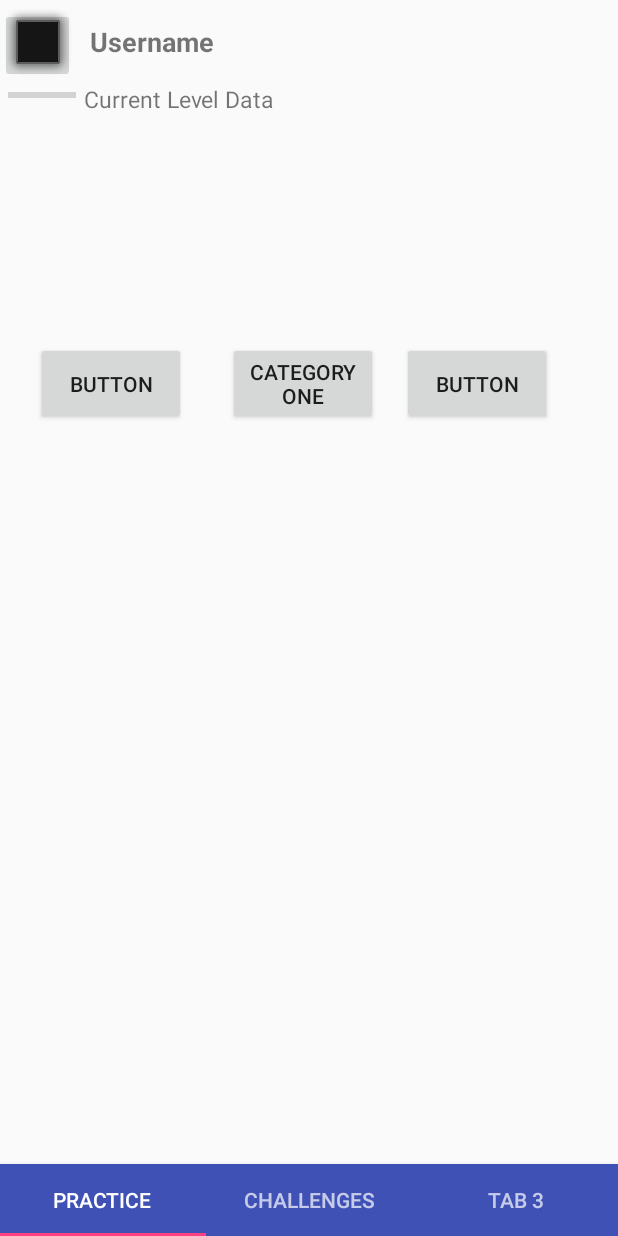
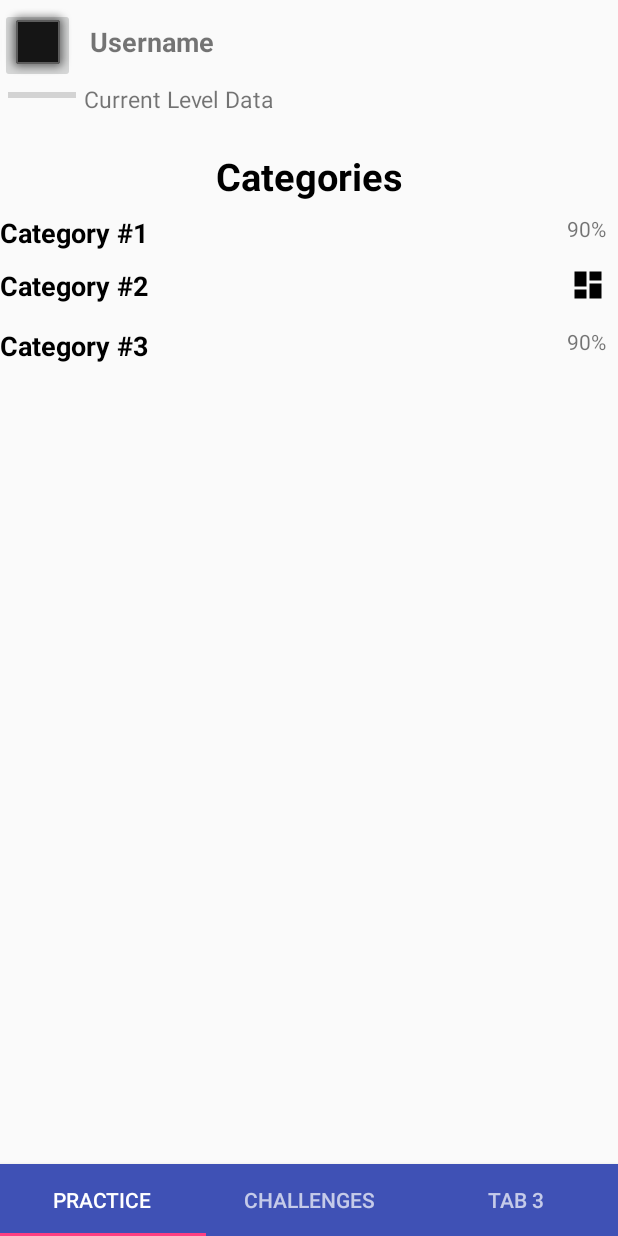
Before and after one commit to ARWongQ/SimpleQuestionsProject, an Android app: the screen it shows after launch (MainActivity), on a phone screen of 412 x 824 dp. Run offline under Robolectric (Android 15) with nearby library versions, the phone set to English and light mode, and no system bars.

Commit message:
implemented categories

```diff
--- /dev/null
+++ b/app/src/main/java/com/armz/simplequestions/Category.java
@@ -0,0 +1,33 @@
+package com.armz.simplequestions;
+
+/**
+ * Created by augustowong on 12/13/17.
+ */
+
+public class Category {
+    private String name;
+    private Boolean hasPermission;
+
+
+    //Constructor
+    public Category(String name, Boolean hasPermission) {
+        this.name = name;
+        this.hasPermission = hasPermission;
+    }
+
+    public String getName() {
+        return name;
+    }
+
+    public void setName(String name) {
+        this.name = name;
+    }
+
+    public Boolean getHasPermission() {
+        return hasPermission;
+    }
+
+    public void setHasPermission(Boolean hasPermission) {
+        this.hasPermission = hasPermission;
+    }
+}
--- /dev/null
+++ b/app/src/main/java/com/armz/simplequestions/CategoryListFragment.java
@@ -0,0 +1,133 @@
+package com.armz.simplequestions;
+
+import android.support.v4.app.Fragment;
+
+import android.content.Intent;
+import android.os.Bundle;
+import android.support.v4.app.Fragment;
+import android.support.v7.widget.LinearLayoutManager;
+import android.support.v7.widget.RecyclerView;
+import android.view.LayoutInflater;
+import android.view.View;
+import android.view.ViewGroup;
+import android.widget.ImageView;
+import android.widget.TextView;
+import android.widget.Toast;
+
+import java.util.ArrayList;
+import java.util.List;
+/**
+ * Created by augustowong on 12/13/17.
+ */
+
+public class CategoryListFragment  extends Fragment {
+    private RecyclerView mCategoryRecyclerView;
+    private CategoryAdapter mAdapter;
+
+    @Override
+    public View onCreateView(LayoutInflater inflater, ViewGroup container, Bundle savedInstanceState){
+        //inflate the view
+        View view = inflater.inflate(R.layout.fragment_category_list, container, false);
+
+        mCategoryRecyclerView = (RecyclerView) view.findViewById(R.id.category_recycler_view);
+
+        //Recycler view requires a Layout Manager to work
+        mCategoryRecyclerView.setLayoutManager(new LinearLayoutManager(getActivity()));
+
+        updateUI();
+
+        return view;
+    }
+
+
+    private void updateUI(){
+
+        List<Category> categories = new ArrayList<Category>();
+        Category cur;
+        String cat;
+        for(int i= 1; i < 4; i++){
+            cat = "Category #" + i;
+            cur = new Category(cat, i%2==0);
+            categories.add(cur);
+        }
+
+
+
+        mAdapter = new CategoryAdapter(categories);
+        mCategoryRecyclerView.setAdapter(mAdapter);
+    }
+
+
+    //VIEW_HOLDER  (Detects presses)
+    private class CategoryHolder extends RecyclerView.ViewHolder implements View.OnClickListener{
+        //Parts of the widget
+        private TextView mDescriptionTextView;
+        private TextView mProgressTextView;
+        private ImageView mDoneAccomplishment;
+
+
+        private Category mCategory;
+
+
+        public CategoryHolder(LayoutInflater inflater, ViewGroup parent){
+
+            super(inflater.inflate(R.layout.list_item_accomplishment,parent,false));
+            itemView.setOnClickListener(this);
+
+            mDescriptionTextView = (TextView) itemView.findViewById(R.id.accomplishment_description);
+            mProgressTextView= (TextView) itemView.findViewById(R.id.accomplishmentPercentage);
+            mDoneAccomplishment = (ImageView) itemView.findViewById(R.id.accomplishmentDone);
+        }
+
+
+        public void bind(Category category){
+            mCategory = category;
+            mDescriptionTextView.setText(mCategory.getName());
+            mProgressTextView.setText(mCategory.getHasPermission()? " " :"90%");
+            mDoneAccomplishment.setVisibility(mCategory.getHasPermission()? View.VISIBLE : View.GONE);
+
+        }
+
+        @Override
+        public void onClick(View view){
+            if(mCategory.getHasPermission()){
+                //Method from the other activity to pass the data
+                Intent intent = QuestionActivity.newIntent(CategoryListFragment.this.getContext() , mCategory.getName());
+                startActivity(intent);
+            }
+            Toast.makeText(getActivity(),"Please Buy on the Store", Toast.LENGTH_SHORT).show();
+
+
+        }
+    }
+
+    //ADAPTER
+    private class CategoryAdapter extends RecyclerView.Adapter<CategoryHolder>{
+        private List<Category> mCategories;
+
+        public CategoryAdapter(List<Category> categories){
+            mCategories = categories;
+        }
+
+        //Called whenever there is a need of a new ViewHolder to display an item with
+        @Override
+        public CategoryHolder onCreateViewHolder(ViewGroup parent, int viewType) {
+            LayoutInflater layoutInflater = LayoutInflater.from(getActivity());
+
+            return new CategoryHolder(layoutInflater, parent);
+        }
+
+        @Override
+        public void onBindViewHolder(CategoryHolder holder, int position) {
+            Category category = mCategories.get(position);
+            //binds it with the widget
+            holder.bind(category);
+        }
+
+        @Override
+        public int getItemCount() {
+            return mCategories.size();
+        }
+    }
+
+}
--- a/app/src/main/java/com/armz/simplequestions/MainActivity.java
+++ b/app/src/main/java/com/armz/simplequestions/MainActivity.java
@@ -95,15 +95,15 @@ public class MainActivity extends AppCompatActivity {
             //Returns the desired fragment
             switch (position){
                 case 0:
-                   Tab1Practice tab1 = new Tab1Practice();
-                   return tab1;
+                    CategoryListFragment tab1 = new CategoryListFragment();
+                    return tab1;
 
                 case 1:
                     AccomplishmentListFragment tab2 = new AccomplishmentListFragment();
                     return tab2;
 
                 case 2:
-                    Tab3Contacts tab3 = new Tab3Contacts();
+                    Tab1Practice tab3 = new Tab1Practice();
                     return tab3;
 
                 default:
--- /dev/null
+++ b/app/src/main/res/layout/fragment_category_list.xml
@@ -0,0 +1,27 @@
+
+<LinearLayout
+    xmlns:android="http://schemas.android.com/apk/res/android"
+    android:layout_width="match_parent"
+    android:layout_height="wrap_content"
+    android:orientation="vertical"
+    >
+    <Space
+        android:layout_width="match_parent"
+        android:layout_height="100dp" />
+
+    <TextView
+        android:layout_width="match_parent"
+        android:layout_height="wrap_content"
+        android:text="Categories"
+        android:gravity="center"
+        android:textColor="@android:color/black"
+        android:textSize="25sp"
+        android:textStyle="bold" />
+
+    <android.support.v7.widget.RecyclerView
+        android:id="@+id/category_recycler_view"
+        android:layout_width="match_parent"
+        android:layout_height="wrap_content"
+        android:layout_gravity="center"
+        />
+</LinearLayout>
```
